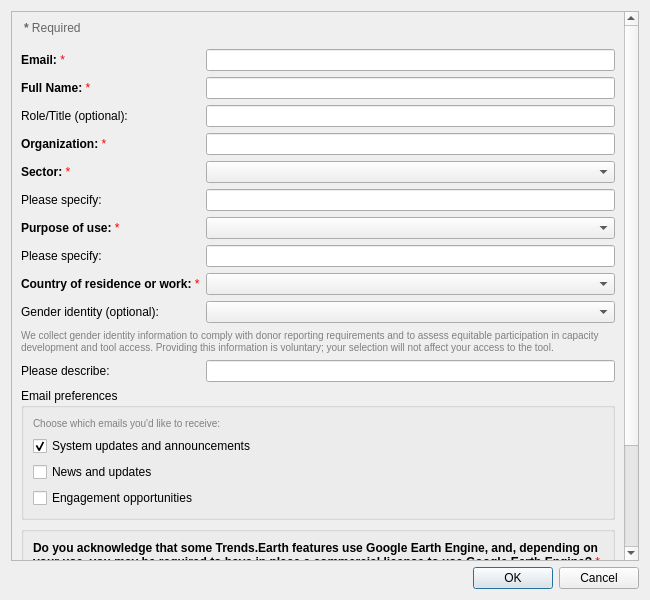
Old version of the form LDMP/gui/DlgSettingsRegister.ui in the repository ConservationInternational/trends.earth.
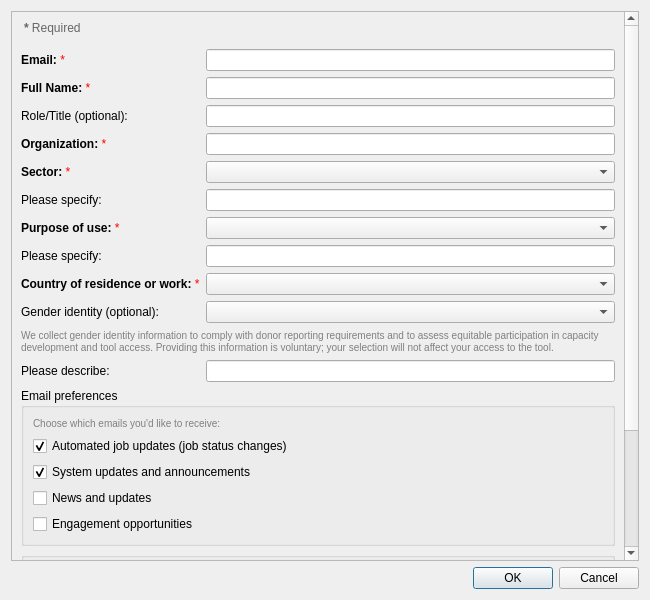
New version of the form.

Commit message: Support setting up email notification option on registration

```diff
--- a/LDMP/gui/DlgSettingsRegister.ui
+++ b/LDMP/gui/DlgSettingsRegister.ui
@@ -262,6 +262,16 @@
             </property>
            </widget>
           </item>
+          <item>
+           <widget class="QCheckBox" name="email_notifications_enabled">
+            <property name="text">
+                 <string>Automated job updates (job status changes)</string>
+            </property>
+            <property name="checked">
+             <bool>true</bool>
+            </property>
+           </widget>
+          </item>
           <item>
            <widget class="QCheckBox" name="email_subscription_system_updates">
             <property name="text">
```
The commit also changes 20 other files.
